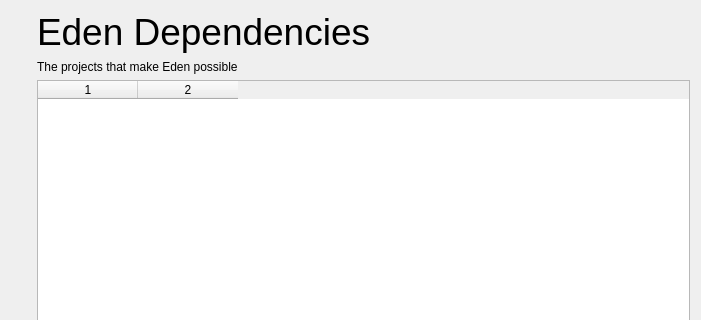
Qt form src/yuzu/deps_dialog.ui (eden-nx2/eden-nx2) before a commit; both pictures show x 0 to 701 and y 0 to 320 of the 701 by 500 pixel window.
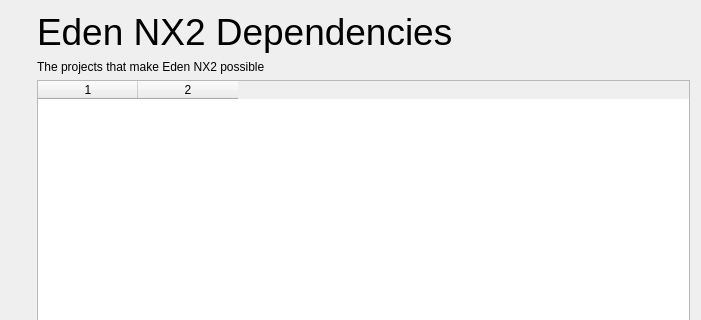
The same form after that commit. Icons and pictures are not drawn.

Commit message: Rename to Eden NX2 and install next to official Eden

```diff
--- a/src/yuzu/deps_dialog.ui
+++ b/src/yuzu/deps_dialog.ui
@@ -69,7 +69,7 @@
           </sizepolicy>
          </property>
          <property name="text">
-          <string>&lt;html&gt;&lt;head/&gt;&lt;body&gt;&lt;p&gt;&lt;span style=&quot; font-size:28pt;&quot;&gt;Eden Dependencies&lt;/span&gt;&lt;/p&gt;&lt;/body&gt;&lt;/html&gt;</string>
+          <string>&lt;html&gt;&lt;head/&gt;&lt;body&gt;&lt;p&gt;&lt;span style=&quot; font-size:28pt;&quot;&gt;Eden NX2 Dependencies&lt;/span&gt;&lt;/p&gt;&lt;/body&gt;&lt;/html&gt;</string>
          </property>
         </widget>
        </item>
@@ -82,7 +82,7 @@
           </sizepolicy>
          </property>
          <property name="text">
-        <string>&lt;html&gt;&lt;head/&gt;&lt;body&gt;&lt;p&gt;The projects that make Eden possible&lt;/p&gt;&lt;/body&gt;&lt;/html&gt;</string>
+        <string>&lt;html&gt;&lt;head/&gt;&lt;body&gt;&lt;p&gt;The projects that make Eden NX2 possible&lt;/p&gt;&lt;/body&gt;&lt;/html&gt;</string>
          </property>
         </widget>
        </item>
```
Left out of the diff: 2 changed lines with no effect on the pictures. The commit also changes 99 other files.
